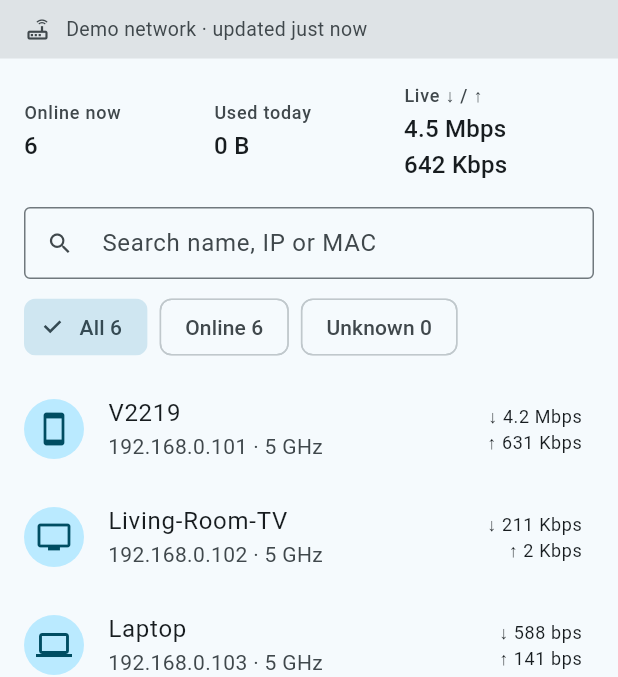
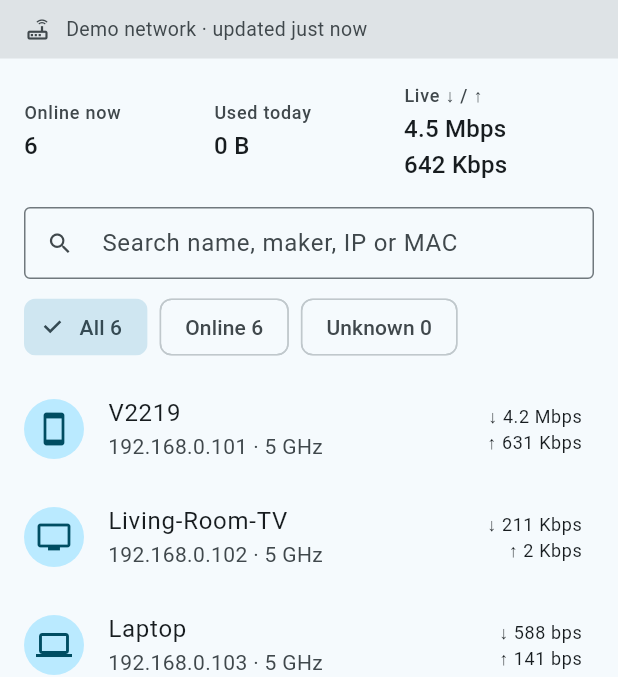
Before and after one commit to sahilnmmt/Sohail, a Flutter app: the screen it shows after launch, on a phone screen of 412 x 824 dp, the part 84-761 px from its top. Run offline on Flutter 3.47's test engine with Material 3 defaults, Android fonts, the phone set to English and light mode, and no system bars; our stand-ins replace permission_handler, shared_preferences; missing offline and left inert: cryptography, flutter_reactive_ble, mqtt_client.

Commit message:
WiFi Watch: show each device's maker, look for XX530v traffic tables
The XX530v login works (ex-cbc as "user") and lists devices, but its
DEV2_HOST_ENTRY has no traffic fields. It does report X_TP_Vendor: the
app now shows the maker, searches it, and uses it to guess the device
type when the host name says nothing.

To find where this firmware keeps per-device traffic (its own app shows
live speed), the connection test reads the router's table list from
js/oid_str.js and logs the fields of each table whose name suggests
traffic or statistics. Read operations only.

Co-Authored-By: Claude Opus 5.5 <noreply@anthropic.com>
Claude-Session: https://claude.ai/code/session_01MVd3eNbnYF2jYJhzWmEvrW

```diff
--- a/wifi_watch/lib/src/device_kind.dart
+++ b/wifi_watch/lib/src/device_kind.dart
@@ -33,11 +33,14 @@ final _patterns = <(DeviceKind, RegExp)>[
       RegExp(r'iphone|android|galaxy|\bsm-|redmi|poco|xiaomi|vivo|oppo|realme|oneplus|pixel|moto|nokia|huawei|honor|infinix|tecno|iqoo|nothing|^v\d{4}$|^cph\d{4}$|^rmx\d{4}$')),
 ];
 
-DeviceKind guessKind(String hostname) {
-  final h = hostname.trim().toLowerCase();
-  if (h.isEmpty) return DeviceKind.other;
-  for (final (kind, re) in _patterns) {
-    if (re.hasMatch(h)) return kind;
+/// From the host name, else from the maker the router reports.
+DeviceKind guessKind(String hostname, [String vendor = '']) {
+  for (final text in [hostname, vendor]) {
+    final h = text.trim().toLowerCase();
+    if (h.isEmpty) continue;
+    for (final (kind, re) in _patterns) {
+      if (re.hasMatch(h)) return kind;
+    }
   }
   return DeviceKind.other;
 }
--- a/wifi_watch/lib/src/router/router_source.dart
+++ b/wifi_watch/lib/src/router/router_source.dart
@@ -17,6 +17,9 @@ class ClientInfo {
   final String mac;
   final String ip;
   final String hostname;
+
+  /// The maker, if the router knows it, e.g. "vivo Mobile Communication".
+  final String vendor;
   final Link link;
 
   /// Live speed in bytes per second, if the router reports it.
@@ -32,6 +35,7 @@ class ClientInfo {
     required this.mac,
     required this.ip,
     required this.hostname,
+    this.vendor = '',
     required this.link,
     this.downBps,
     this.upBps,
--- a/wifi_watch/lib/src/ui/connection_test_screen.dart
+++ b/wifi_watch/lib/src/ui/connection_test_screen.dart
@@ -42,7 +42,7 @@ class _ConnectionTestScreenState extends State<ConnectionTestScreen> {
       final snap = await client.fetch();
       _log('Devices online: ${snap.clients.length}');
       for (final c in snap.clients) {
-        _log('  ${c.hostname.isEmpty ? '(no name)' : c.hostname} ${c.ip} ${c.link.name}'
+        _log('  ${c.hostname.isEmpty ? '(no name)' : c.hostname} ${c.ip} ${c.link.name}${c.vendor.isEmpty ? '' : ' (${c.vendor})'}'
             '${c.downBps != null ? ' ↓${formatSpeed(c.downBps!)}' : ''}'
             '${c.totalDown != null ? ' total ${formatBytes(c.totalDown! + (c.totalUp ?? 0))}' : ''}');
       }
--- a/wifi_watch/lib/src/ui/device_screen.dart
+++ b/wifi_watch/lib/src/ui/device_screen.dart
@@ -191,6 +191,7 @@ class DeviceScreen extends StatelessWidget {
               const SizedBox(height: 24),
               Text('Details', style: t.titleMedium),
               _Row('Name on the network', d.hostname.isEmpty ? '(none)' : d.hostname),
+              if (d.vendor.isNotEmpty) _Row('Maker', d.vendor),
               _Row('IP address', d.ip),
               _Row('MAC address', isPrivateMac(d.mac) ? '${d.mac}\n(private address: the device made it up for this network)' : d.mac),
               _Row('Connection', linkLabel(d.link)),
--- a/wifi_watch/lib/src/ui/home_screen.dart
+++ b/wifi_watch/lib/src/ui/home_screen.dart
@@ -212,7 +212,7 @@ class _DevicesTabState extends State<_DevicesTab> {
   bool _matches(KnownDevice d) {
     final q = _query.trim().toLowerCase();
     if (q.isEmpty) return true;
-    return [d.displayName, d.hostname, d.ip, d.mac, kindLabel(d.kind)].any((t) => t.toLowerCase().contains(q));
+    return [d.displayName, d.hostname, d.vendor, d.ip, d.mac, kindLabel(d.kind)].any((t) => t.toLowerCase().contains(q));
   }
 
   @override
@@ -272,7 +272,7 @@ class _DevicesTabState extends State<_DevicesTab> {
             child: TextField(
               decoration: const InputDecoration(
                 prefixIcon: Icon(Icons.search),
-                hintText: 'Search name, IP or MAC',
+                hintText: 'Search name, maker, IP or MAC',
                 border: OutlineInputBorder(),
                 isDense: true,
               ),
--- a/wifi_watch/lib/src/usage.dart
+++ b/wifi_watch/lib/src/usage.dart
@@ -31,6 +31,7 @@ class KnownDevice {
   final String mac;
   String? alias;
   String hostname;
+  String vendor;
   String ip;
   Link link;
   final DateTime firstSeen;
@@ -53,6 +54,7 @@ class KnownDevice {
     required this.mac,
     this.alias,
     required this.hostname,
+    this.vendor = '',
     required this.ip,
     required this.link,
     required this.firstSeen,
@@ -63,7 +65,7 @@ class KnownDevice {
     List<Session>? sessions,
   }) : sessions = sessions ?? [];
 
-  DeviceKind get kind => chosenKind ?? guessKind(hostname);
+  DeviceKind get kind => chosenKind ?? guessKind(hostname, vendor);
 
   /// The name you gave it, else the name it gave the router, else its MAC.
   String get displayName {
@@ -76,6 +78,7 @@ class KnownDevice {
         'mac': mac,
         if (alias != null) 'alias': alias,
         'host': hostname,
+        if (vendor.isNotEmpty) 'vendor': vendor,
         'ip': ip,
         'link': link.name,
         'first': firstSeen.millisecondsSinceEpoch,
@@ -92,6 +95,7 @@ class KnownDevice {
         mac: j['mac'] as String,
         alias: j['alias'] as String?,
         hostname: j['host'] as String? ?? '',
+        vendor: j['vendor'] as String? ?? '',
         ip: j['ip'] as String? ?? '',
         link: Link.values.asNameMap()[j['link']] ?? Link.unknown,
         firstSeen: DateTime.fromMillisecondsSinceEpoch((j['first'] as num).toInt()),
@@ -157,6 +161,7 @@ class UsageData {
         }
       }
       if (c.hostname.isNotEmpty) d.hostname = c.hostname;
+      if (c.vendor.isNotEmpty) d.vendor = c.vendor;
       d
         ..ip = c.ip
         ..link = c.link
```
Also changed, not shown: wifi_watch/lib/src/router/tplink_client.dart (+35 -6 lines), 3 other files.
